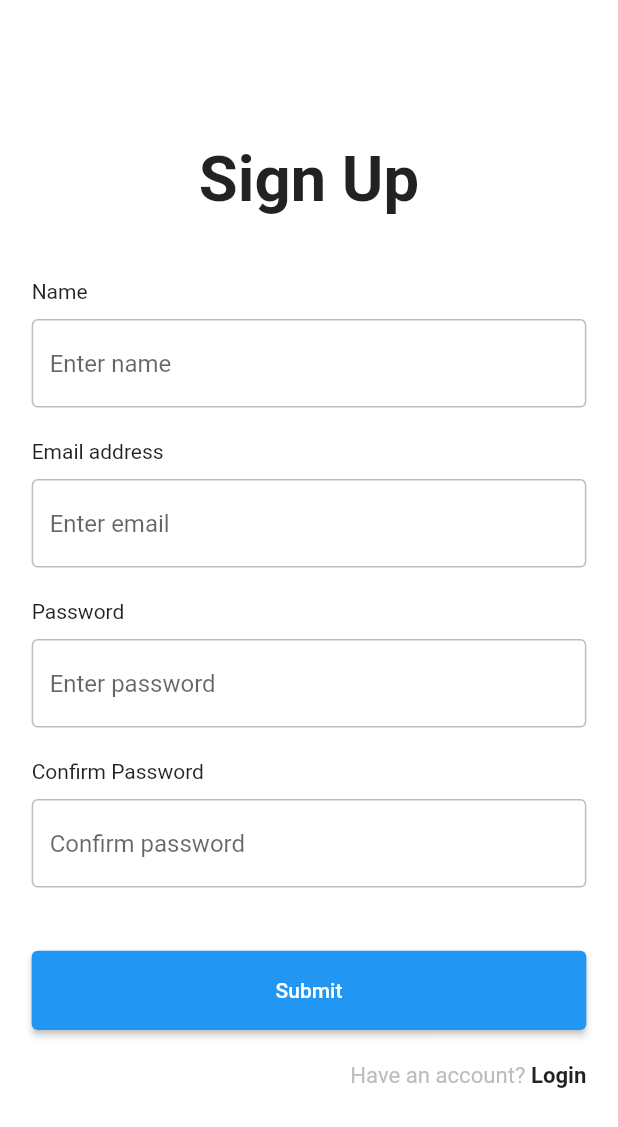
After one commit to Bepo0328/messenger_app, a Flutter app: the SignUpPage screen opened directly, on a phone screen of 412 x 824 dp. The commit adds this screen. Shown: the top 1127 px of the screen. Run offline on Flutter 3.47's test engine with Material 2 defaults, Android fonts, the phone set to English and light mode, and no system bars; our stand-ins replace get.

Commit message:
Desgin: Create auth page
Create Sign in page and Sign up page
Create custom text field widget

```diff
--- a/lib/main.dart
+++ b/lib/main.dart
@@ -15,7 +15,7 @@ class MyApp extends StatelessWidget {
     return const GetMaterialApp(
       debugShowCheckedModeBanner: false,
       title: 'Messenger App',
-      home: HomePage(),
+      home: SignInPage(),
     );
   }
 }
--- /dev/null
+++ b/lib/page/auth/sign_up_page.dart
@@ -0,0 +1,100 @@
+import 'package:flutter/gestures.dart';
+import 'package:flutter/material.dart';
+import 'package:get/get.dart';
+import 'package:messenger_app/page/auth/sign_in_page.dart';
+import 'package:messenger_app/utils/utils.dart';
+import 'package:messenger_app/widget/widget.dart';
+
+class SignUpPage extends StatelessWidget {
+  const SignUpPage({Key? key}) : super(key: key);
+
+  @override
+  Widget build(BuildContext context) {
+    TextEditingController nameController = TextEditingController();
+    TextEditingController emailController = TextEditingController();
+    TextEditingController passwordController = TextEditingController();
+    TextEditingController confirmPasswordController = TextEditingController();
+
+    return Scaffold(
+      backgroundColor: Colors.white,
+      body: Column(
+        children: [
+          SizedBox(height: Dimenstions.height30 * 3),
+          Center(
+            child: Text(
+              'Sign Up',
+              style: TextStyle(
+                fontSize: Dimenstions.font40,
+                fontWeight: FontWeight.bold,
+              ),
+            ),
+          ),
+          SizedBox(height: Dimenstions.height20 * 2),
+          CustomTextField(
+            text: 'Name',
+            controller: nameController,
+            hintText: 'Enter name',
+          ),
+          SizedBox(height: Dimenstions.height20),
+          CustomTextField(
+            text: 'Email address',
+            controller: emailController,
+            hintText: 'Enter email',
+          ),
+          SizedBox(height: Dimenstions.height20),
+          CustomTextField(
+            text: 'Password',
+            controller: passwordController,
+            hintText: 'Enter password',
+          ),
+          SizedBox(height: Dimenstions.height20),
+          CustomTextField(
+            text: 'Confirm Password',
+            controller: confirmPasswordController,
+            hintText: 'Confirm password',
+          ),
+          SizedBox(height: Dimenstions.height20 * 2),
+          Container(
+            margin: EdgeInsets.symmetric(
+              horizontal: Dimenstions.width20,
+            ),
+            child: ElevatedButton(
+              onPressed: () {},
+              child: const Text('Submit'),
+              style: ElevatedButton.styleFrom(
+                minimumSize: Size(double.maxFinite, Dimenstions.height10 * 5),
+              ),
+            ),
+          ),
+          SizedBox(height: Dimenstions.height20),
+          Container(
+            margin: EdgeInsets.symmetric(
+              horizontal: Dimenstions.width20,
+            ),
+            alignment: Alignment.centerRight,
+            child: RichText(
+              text: TextSpan(
+                text: 'Have an account? ',
+                style: TextStyle(
+                  color: Colors.grey[400],
+                  fontSize: Dimenstions.font14,
+                ),
+                children: [
+                  TextSpan(
+                    recognizer: TapGestureRecognizer()..onTap = () => Get.back(),
+                    text: 'Login',
+                    style: TextStyle(
+                      color: Colors.black87,
+                      fontSize: Dimenstions.font14,
+                      fontWeight: FontWeight.bold,
+                    ),
+                  ),
+                ],
+              ),
+            ),
+          ),
+        ],
+      ),
+    );
+  }
+}
--- a/lib/page/page.dart
+++ b/lib/page/page.dart
@@ -1 +1,3 @@
-export 'home_page.dart';
+export 'home/home_page.dart';
+export 'auth/sign_in_page.dart';
+export 'auth/sign_up_page.dart';
--- a/lib/utils/dimensions.dart
+++ b/lib/utils/dimensions.dart
@@ -20,6 +20,7 @@ class Dimenstions {
   static double font14 = screenHeight / 55.79;
   static double font20 = screenHeight / 39.05;
   static double font24 = screenHeight / 32.54;
+  static double font40 = screenHeight / 19.52;
 
   // icon size
   static double iconSize30 = screenHeight / 26.03;
--- /dev/null
+++ b/lib/widget/custom_text_field.dart
@@ -0,0 +1,58 @@
+import 'package:flutter/material.dart';
+import 'package:messenger_app/utils/utils.dart';
+
+class CustomTextField extends StatelessWidget {
+  final String text;
+  final TextEditingController controller;
+  final String hintText;
+  final bool isObscure;
+
+  const CustomTextField({
+    Key? key,
+    required this.text,
+    required this.controller,
+    required this.hintText,
+    this.isObscure = false,
+  }) : super(key: key);
+
+  @override
+  Widget build(BuildContext context) {
+    return Container(
+      margin: EdgeInsets.symmetric(
+        horizontal: Dimenstions.width20,
+      ),
+      child: Column(
+        crossAxisAlignment: CrossAxisAlignment.start,
+        children: [
+          Text(text),
+          SizedBox(height: Dimenstions.height10),
+          TextField(
+            controller: controller,
+            decoration: InputDecoration(
+              hintText: hintText,
+              focusedBorder: OutlineInputBorder(
+                borderSide: BorderSide(
+                  width: 1.0,
+                  color: Colors.grey.shade400,
+                ),
+              ),
+              enabledBorder: OutlineInputBorder(
+                borderSide: BorderSide(
+                  width: 1.0,
+                  color: Colors.grey.shade400,
+                ),
+              ),
+              border: OutlineInputBorder(
+                borderSide: BorderSide(
+                  width: 1.0,
+                  color: Colors.grey.shade400,
+                ),
+              ),
+            ),
+            obscureText: isObscure,
+          ),
+        ],
+      ),
+    );
+  }
+}
--- a/lib/widget/widget.dart
+++ b/lib/widget/widget.dart
@@ -1,2 +1,3 @@
 export 'show_chat.dart';
 export 'custom_button.dart';
+export 'custom_text_field.dart';
```
Also changed, not shown: lib/page/auth/sign_in_page.dart (added, +90 -0 lines), lib/page/home/home_page.dart (renamed from lib/page/home_page.dart).
